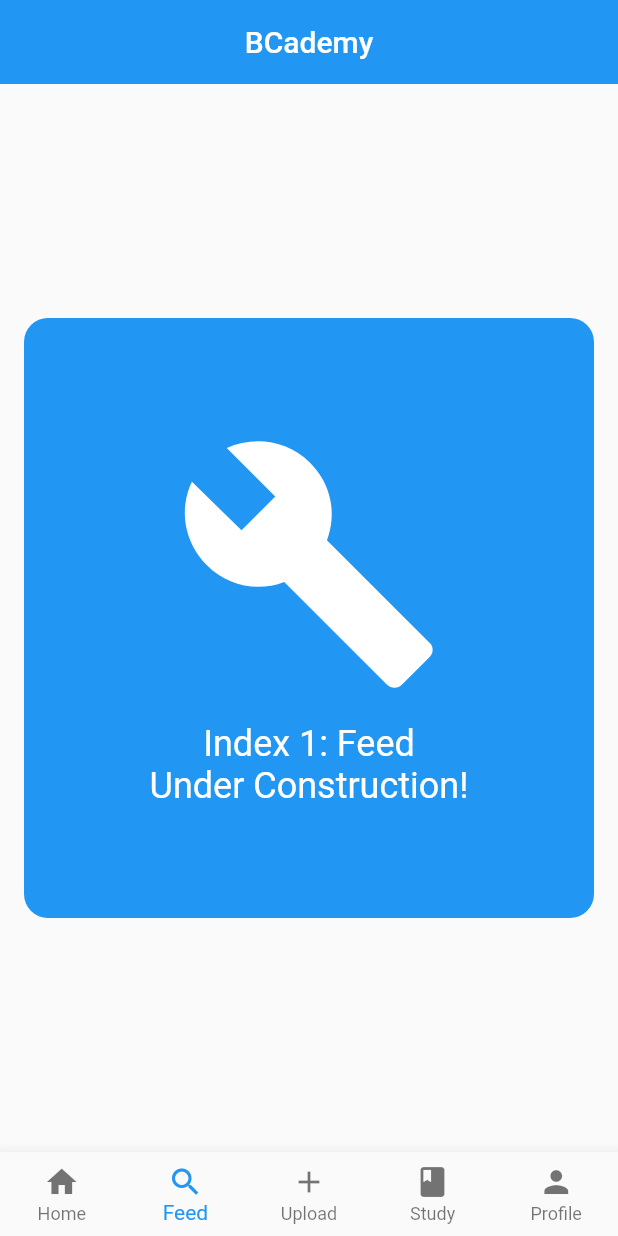
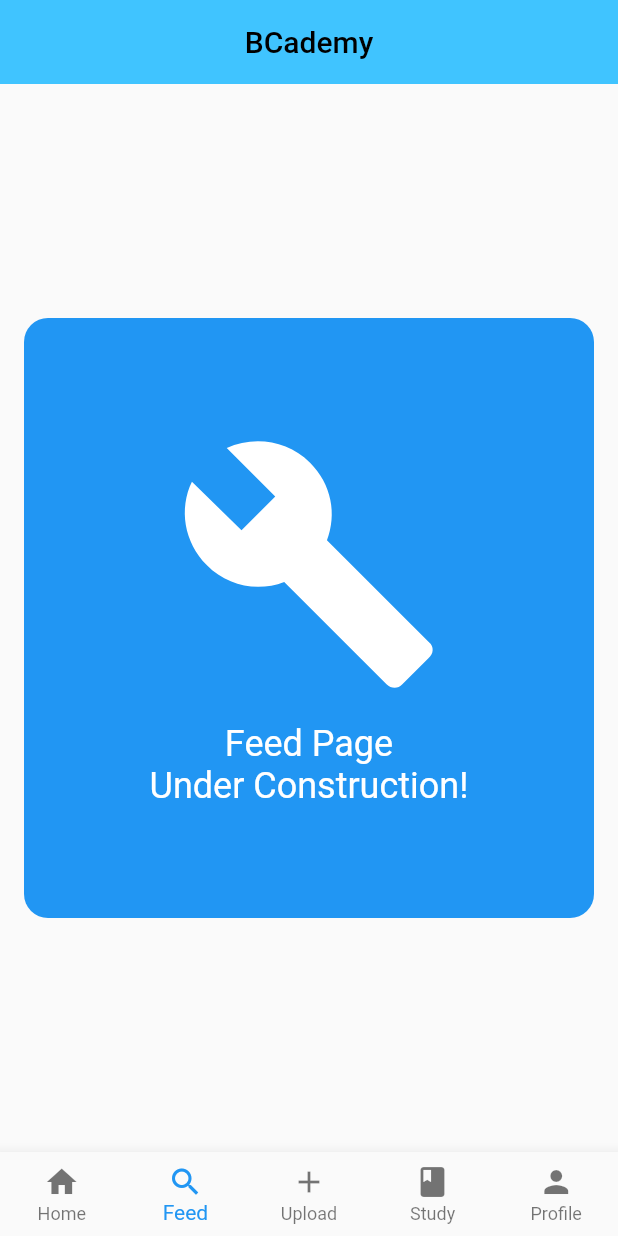
Before and after one commit to GefenHajaj/FinalProject, a Flutter app: the screen it shows after launch, on a phone screen of 412 x 824 dp. Run offline on Flutter 3.47's test engine with Material 2 defaults, Android fonts, the phone set to English and light mode, and no system bars.

Commit message:
added test pages [Frontend]

```diff
--- a/Frontend/bcademy/lib/main.dart
+++ b/Frontend/bcademy/lib/main.dart
@@ -1,4 +1,6 @@
 import 'package:flutter/material.dart';
+import 'package:bcademy/tests_page.dart';
+import 'package:bcademy/placeholder.dart';
 
 /// The function that's called when we run the app
 void main() => runApp(BCademy());
@@ -19,6 +21,7 @@ class BCademy extends StatelessWidget {
   }
 }
 
+/// The home page of the app
 class HomePage extends StatefulWidget {
   HomePage({Key key}) : super(key: key);
 
@@ -32,69 +35,33 @@ class _HomePageState extends State<HomePage> {
 
   // All main pages in the app
   final _mainPages = [
-    Text('Index 0: Home'),
-    Text('Index 1: Feed'),
-    Text('Index 2: Upload'),
-    Text('Index 3: Study'),
-    Text('Index 4: Profile')
+    TestsPage(),
+    placeHolder("Feed Page"),
+    placeHolder("Upload Page"),
+    placeHolder("Study Page"),
+    placeHolder("Profile Page"),
   ];
 
+
+
+  // Changing the shown page
   void _onIconTap(int pageIndex) {
     setState(() {
       _selectedPageIndex = pageIndex;
     });
   }
 
-  Widget _placeHolder(String title) {
-    const _padding = EdgeInsets.all(16.0);
-
-    return SingleChildScrollView(
-      child: Container(
-        constraints: BoxConstraints.expand(height: 400, width: 800),
-        margin: _padding,
-        padding: _padding,
-        decoration: BoxDecoration(
-          borderRadius: BorderRadius.circular(16.0),
-          color: Colors.blue,
-        ),
-        child: Column(
-          mainAxisAlignment: MainAxisAlignment.center,
-          crossAxisAlignment: CrossAxisAlignment.center,
-          children: [
-            Padding(
-              padding: const EdgeInsets.all(8.0),
-              child: Icon(
-                Icons.build,
-                size: 180.0,
-                color: Colors.white,
-              ),
-            ),
-            Padding(
-              padding: const EdgeInsets.all(8.0),
-              child: Text(
-                "$title\nUnder Construction!",
-                textAlign: TextAlign.center,
-                style: Theme.of(context).textTheme.headline.copyWith(
-                  color: Colors.white,
-                ),
-              ),
-            ),
-          ],
-        ),
-      ),
-    );
-  }
-
   @override
   Widget build(BuildContext context) {
     return Scaffold(
       appBar: AppBar(
-        title: Text('BCademy', textAlign: TextAlign.center,),
+        title: Text('BCademy', textAlign: TextAlign.center, style: TextStyle(color: Colors.black),),
         centerTitle: true,
         elevation: 0.0,
+        backgroundColor: Colors.lightBlueAccent,
       ),
       body: Center(
-        child: _placeHolder(_mainPages[_selectedPageIndex].data),
+        child: _mainPages[_selectedPageIndex],
       ),
       bottomNavigationBar: BottomNavigationBar(
           items: <BottomNavigationBarItem>[
--- /dev/null
+++ b/Frontend/bcademy/lib/placeholder.dart
@@ -0,0 +1,43 @@
+import 'package:flutter/material.dart';
+
+/// A placeholder
+Widget placeHolder(String title) {
+  const _padding = EdgeInsets.all(16.0);
+
+  return SingleChildScrollView(
+    child: Container(
+      constraints: BoxConstraints.expand(height: 400, width: 800),
+      margin: _padding,
+      padding: _padding,
+      decoration: BoxDecoration(
+        borderRadius: BorderRadius.circular(16.0),
+        color: Colors.blue,
+      ),
+      child: Column(
+        mainAxisAlignment: MainAxisAlignment.center,
+        crossAxisAlignment: CrossAxisAlignment.center,
+        children: [
+          Padding(
+            padding: const EdgeInsets.all(8.0),
+            child: Icon(
+              Icons.build,
+              size: 180.0,
+              color: Colors.white,
+            ),
+          ),
+          Padding(
+            padding: const EdgeInsets.all(8.0),
+            child: Text(
+              "$title\nUnder Construction!",
+              textAlign: TextAlign.center,
+              style: TextStyle(
+                color: Colors.white,
+                fontSize: 24.0
+              ),
+            ),
+          ),
+        ],
+      ),
+    ),
+  );
+}
```
Also changed, not shown: Frontend/bcademy/lib/test.dart (added, +24 -0 lines), Frontend/bcademy/lib/test_tile.dart (added, +73 -0 lines), Frontend/bcademy/lib/tests_page.dart (added, +44 -0 lines), 1 other file.
